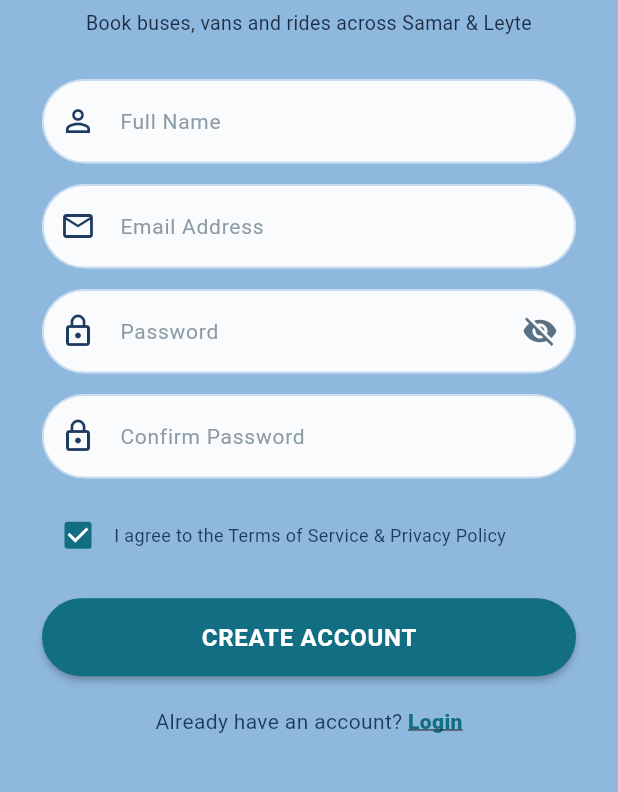
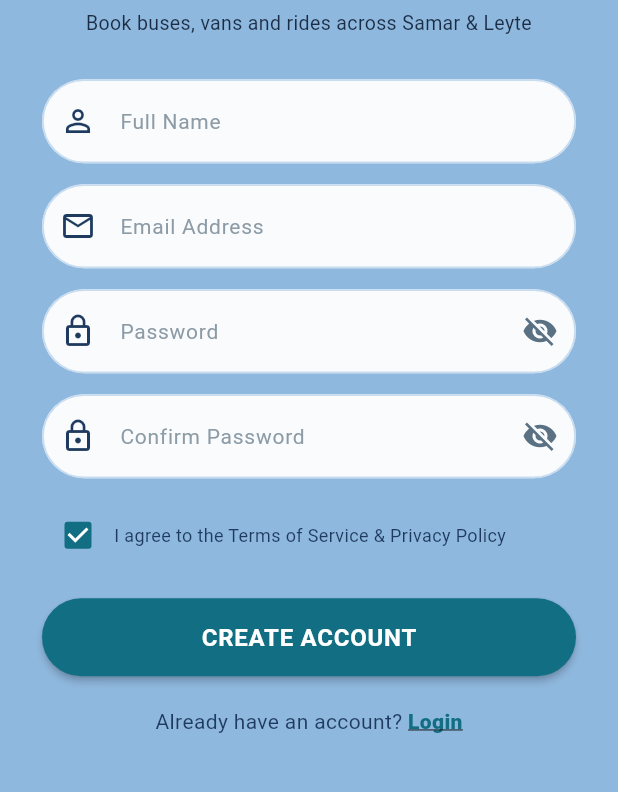
Before and after one commit to ushalabs/RideGo, a Flutter app: the RegisterScreen screen opened by its route, on a phone screen of 412 x 824 dp, the part 379-1171 px from its top. Run offline on Flutter 3.47's test engine with Material 3 defaults, Android fonts, the phone set to English and light mode, and no system bars; our stand-ins replace flutter_riverpod, go_router, supabase_flutter; accounts and stored records are empty.

Commit message:
fix: add toggle visibility to confirm password and disable autocorrect on password fields

```diff
--- a/lib/features/auth/presentation/login_screen.dart
+++ b/lib/features/auth/presentation/login_screen.dart
@@ -329,6 +329,8 @@ class _LoginScreenState extends ConsumerState<LoginScreen> {
                   TextFormField(
                     controller: _passwordController,
                     obscureText: _obscurePassword,
+                    enableSuggestions: false,
+                    autocorrect: false,
                     decoration: InputDecoration(
                       hintText: 'Password',
                       prefixIcon: const Icon(
--- a/lib/features/auth/presentation/register_screen.dart
+++ b/lib/features/auth/presentation/register_screen.dart
@@ -189,6 +189,8 @@ class _RegisterScreenState extends ConsumerState<RegisterScreen> {
                   TextFormField(
                     controller: _passwordController,
                     obscureText: _obscurePassword,
+                    enableSuggestions: false,
+                    autocorrect: false,
                     decoration: InputDecoration(
                       hintText: 'Password',
                       prefixIcon: const Icon(
@@ -216,11 +218,24 @@ class _RegisterScreenState extends ConsumerState<RegisterScreen> {
                   TextFormField(
                     controller: _confirmPasswordController,
                     obscureText: _obscurePassword,
+                    enableSuggestions: false,
+                    autocorrect: false,
                     decoration: InputDecoration(
                       hintText: 'Confirm Password',
                       prefixIcon: const Icon(
                         Icons.lock_outline,
                         color: AppColors.headerNavy,
+                      ),
+                      suffixIcon: IconButton(
+                        icon: Icon(
+                          _obscurePassword
+                              ? Icons.visibility_off
+                              : Icons.visibility,
+                          color: AppColors.textSecondary,
+                        ),
+                        onPressed: () => setState(
+                          () => _obscurePassword = !_obscurePassword,
+                        ),
                       ),
                       fillColor: Colors.white.withOpacity(0.95),
                     ),
```
